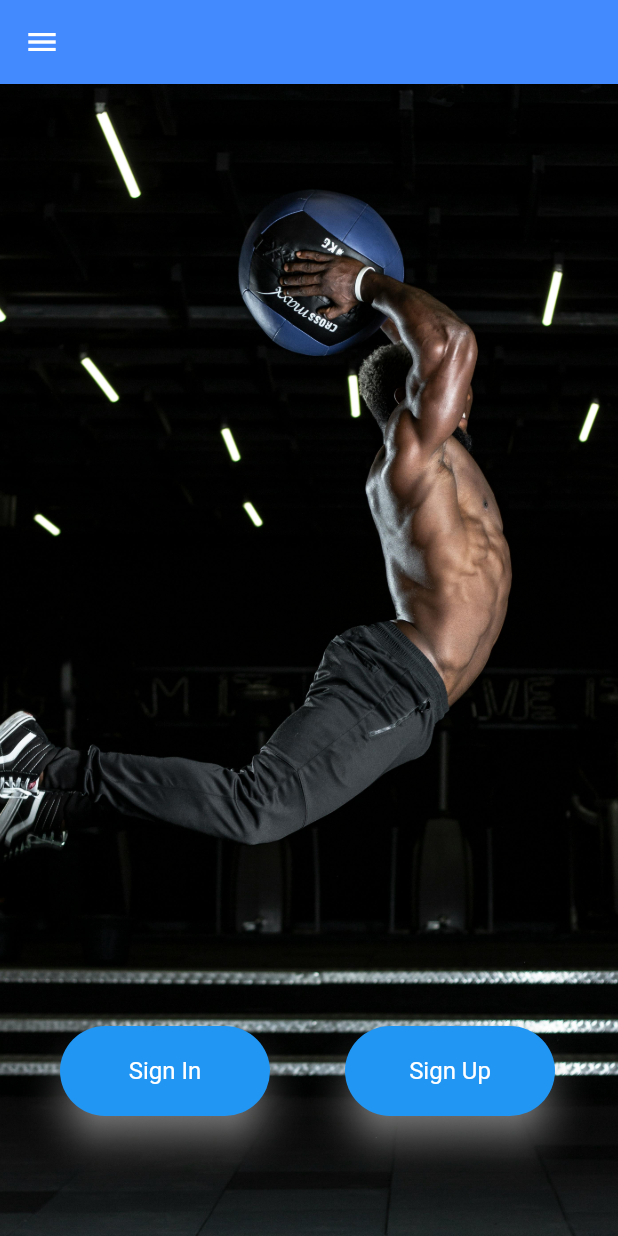
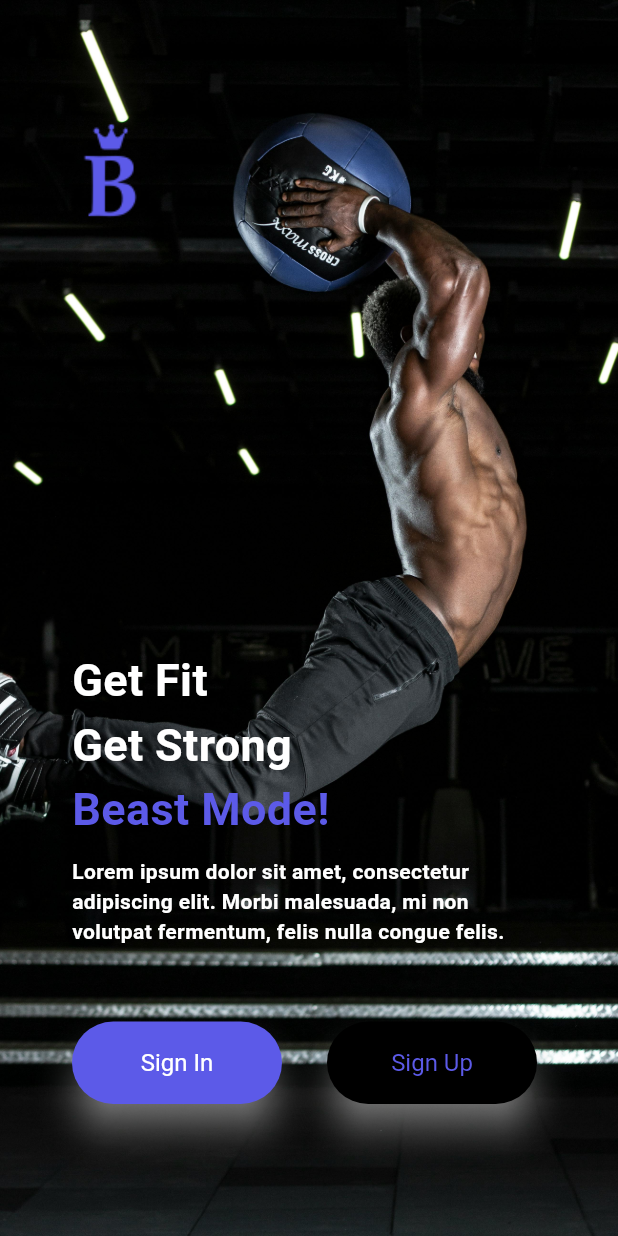
Before and after one commit to Reticent93/BeastMode, a Flutter app: the screen it shows after launch, on a phone screen of 412 x 824 dp. Run offline on Flutter 3.47's test engine with Material 3 defaults, Android fonts, the phone set to English and light mode, and no system bars.

Commit message:
Added logo and changed blue color to purple.

```diff
--- a/lib/pages/home_page.dart
+++ b/lib/pages/home_page.dart
@@ -30,11 +30,6 @@ class _MyHomePageState extends State<MyHomePage> {
     // fast, so that you can just rebuild anything that needs updating rather
     // than having to individually change instances of widgets.
     return Scaffold(
-      drawer: Drawer(),
-      appBar: AppBar(
-        iconTheme: IconThemeData(color: Colors.white),
-        backgroundColor: Colors.blueAccent,
-      ),
       body: Stack(
         children: <Widget>[
           SizedBox(
@@ -45,38 +40,83 @@ class _MyHomePageState extends State<MyHomePage> {
             ),
           ),
           Positioned(
+            top: 80,
+            left: 40,
+            child: Image.asset('assets/images/KingB.png'),
+          ),
+          Positioned(
             bottom: 80,
             left: 40,
-            child: Row(
+            child: Padding(
+              padding: const EdgeInsets.all(8.0),
+              child: Column(
+                crossAxisAlignment: CrossAxisAlignment.start,
+                children: [
+                  const Text(
+                    "Get Fit",
+                    style: TextStyle(
+                        color: Colors.white,
+                        fontSize: 30,
+                        fontWeight: FontWeight.bold),
+                  ),
+                  const Text(
+                    'Get Strong',
+                    style: TextStyle(
+                        color: Colors.white,
+                        fontSize: 30,
+                        fontWeight: FontWeight.bold),
+                  ),
+                  const Text(
+                    'Beast Mode!',
+                    style: TextStyle(
+                        color: Color.fromRGBO(92, 90, 232, 1),
+                        fontSize: 30,
+                        fontWeight: FontWeight.bold),
+                  ),
+                  Container(
+                    width: 300,
+                    padding: EdgeInsets.only(top: 10),
+                    child: Text(
+                      'Lorem ipsum dolor sit amet, consectetur adipiscing elit. '
+                      'Morbi malesuada, mi non volutpat fermentum, felis nulla congue felis.',
+                      style: TextStyle(
+                          color: Colors.white, fontWeight: FontWeight.bold),
+                    ),
+                  ),
+                  const SizedBox(
+                    height: 50,
+                  ),
+                  Row(
+                    crossAxisAlignment: CrossAxisAlignment.start,
                     children: [
                       ElevatedButton(
                         onPressed: () {},
-                  child: Text('Sign In'),
+                        child: const Text('Sign In'),
                         style: ElevatedButton.styleFrom(
-                    backgroundColor: Colors.blue,
+                          backgroundColor: Color.fromRGBO(92, 90, 232, 1),
                           foregroundColor: Colors.white,
-                    textStyle: TextStyle(fontSize: 16),
+                          textStyle: const TextStyle(fontSize: 16),
                           elevation: 10,
                           shadowColor: Colors.white,
-                    fixedSize: Size(140, 60),
+                          fixedSize: const Size(140, 55),
                           shape: RoundedRectangleBorder(
                             borderRadius: BorderRadius.circular(50),
                           ),
                         ),
                       ),
-                SizedBox(
-                  width: 50,
+                      const SizedBox(
+                        width: 30,
                       ),
                       ElevatedButton(
                         onPressed: () {},
-                  child: Text('Sign Up'),
+                        child: const Text('Sign Up'),
                         style: ElevatedButton.styleFrom(
-                    backgroundColor: Colors.blue,
-                    foregroundColor: Colors.white,
-                    textStyle: TextStyle(fontSize: 16),
+                          backgroundColor: Colors.black,
+                          foregroundColor: Color.fromRGBO(92, 90, 232, 1),
+                          textStyle: const TextStyle(fontSize: 16),
                           elevation: 10,
                           shadowColor: Colors.white,
-                    fixedSize: Size(140, 60),
+                          fixedSize: const Size(140, 55),
                           shape: RoundedRectangleBorder(
                             borderRadius: BorderRadius.circular(50),
                           ),
@@ -84,6 +124,9 @@ class _MyHomePageState extends State<MyHomePage> {
                       ),
                     ],
                   ),
+                ],
+              ),
+            ),
           )
         ],
       ),
```
Also changed, not shown: assets/images/KingB.png (added). Lines whose indentation alone changed are shown as unchanged.
